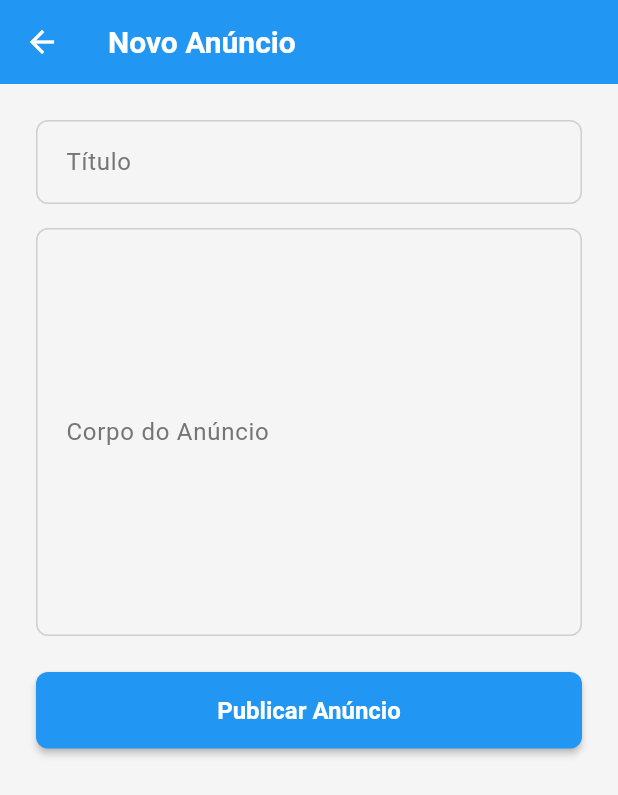
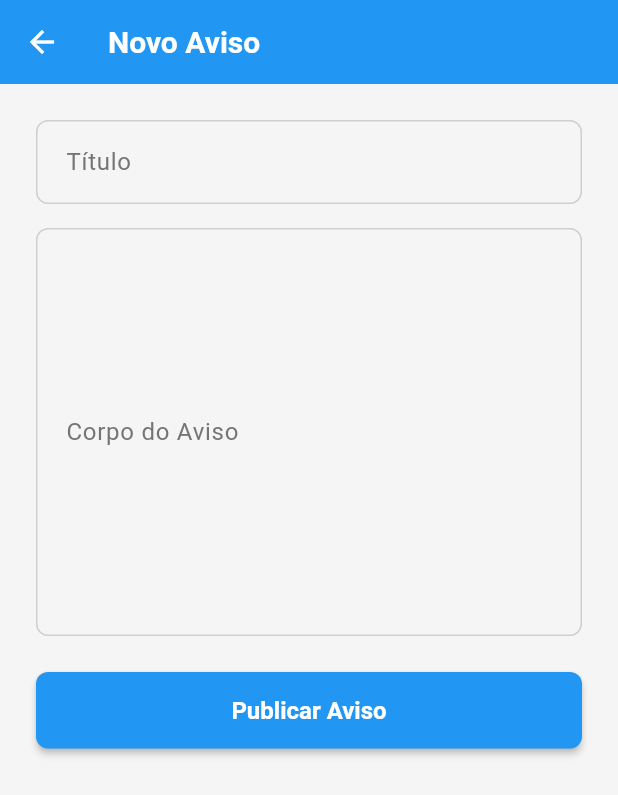
Before and after one commit to Gabriel-Kuter/T2-DDM-forum-disciplina, a Flutter app: the CreateAnnouncementScreen screen opened directly, on a phone screen of 412 x 824 dp. Shown: the top 795 px of the screen. Run offline on Flutter 3.47's test engine with Material 3 defaults, Android fonts, the light colour scheme and no system bars; our stand-ins replace cloud_firestore, firebase_auth, firebase_core; accounts and stored records are empty; generated files the repository leaves out were written again.

```diff
--- a/bora_la/lib/ui/screens/announcements/create_announcement_screen.dart
+++ b/bora_la/lib/ui/screens/announcements/create_announcement_screen.dart
@@ -77,7 +77,7 @@ class _CreateAnnouncementScreenState extends State<CreateAnnouncementScreen> {
   Widget build(BuildContext context) {
     return Scaffold(
       appBar: AppBar(
-        title: Text(_isEditing ? 'Editar Anúncio' : 'Novo Anúncio'),
+        title: Text(_isEditing ? 'Editar Aviso' : 'Novo Aviso'),
       ),
       body: SingleChildScrollView(
         padding: const EdgeInsets.all(AppConstants.paddingLarge),
@@ -90,7 +90,7 @@ class _CreateAnnouncementScreenState extends State<CreateAnnouncementScreen> {
                 controller: _titleController,
                 decoration: AppConstants.getInputDecoration(
                   labelText: 'Título',
-                  hintText: 'Digite o título do anúncio',
+                  hintText: 'Digite o título do aviso',
                 ),
                 validator:
                     (value) =>
@@ -103,14 +103,14 @@ class _CreateAnnouncementScreenState extends State<CreateAnnouncementScreen> {
               TextFormField(
                 controller: _bodyController,
                 decoration: AppConstants.getInputDecoration(
-                  labelText: 'Corpo do Anúncio',
-                  hintText: 'Digite o conteúdo completo do anúncio',
+                  labelText: 'Corpo do Aviso',
+                  hintText: 'Digite o conteúdo completo do aviso',
                 ),
                 maxLines: 10,
                 validator:
                     (value) =>
                         (value == null || value.trim().isEmpty)
-                            ? 'O corpo do anúncio é obrigatório.'
+                            ? 'O corpo do aviso é obrigatório.'
                             : null,
                 textCapitalization: TextCapitalization.sentences,
               ),
@@ -125,7 +125,7 @@ class _CreateAnnouncementScreenState extends State<CreateAnnouncementScreen> {
                           child: CircularProgressIndicator(),
                         )
                         : Text(
-                          _isEditing ? 'Salvar Alterações' : 'Publicar Anúncio',
+                          _isEditing ? 'Salvar Alterações' : 'Publicar Aviso',
                         ),
               ),
             ],
--- a/bora_la/lib/ui/screens/home/feed_page.dart
+++ b/bora_la/lib/ui/screens/home/feed_page.dart
@@ -81,9 +81,8 @@ class FeedPage extends StatelessWidget {
                     onTap: () {
                       Navigator.of(context).push(
                         MaterialPageRoute(
-                                  builder:
-                                      (context) => AnnouncementDetailScreen(
-                                        announcement: announcement,
+                          builder: (context) => AnnouncementDetailScreen(
+                            announcementId: announcement.id,
                           ),
                         ),
                       );
```
Also changed, not shown: bora_la/lib/ui/screens/announcements/announcement_detail_screen.dart (+60 -29 lines). Lines whose indentation alone changed are shown as unchanged.
